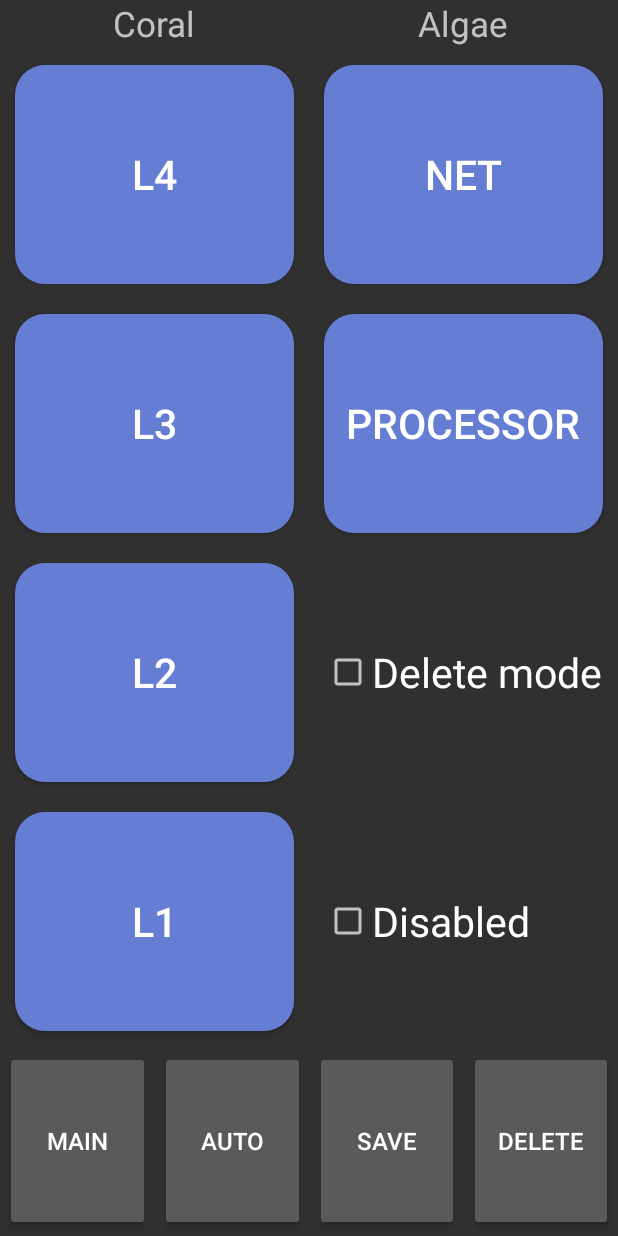
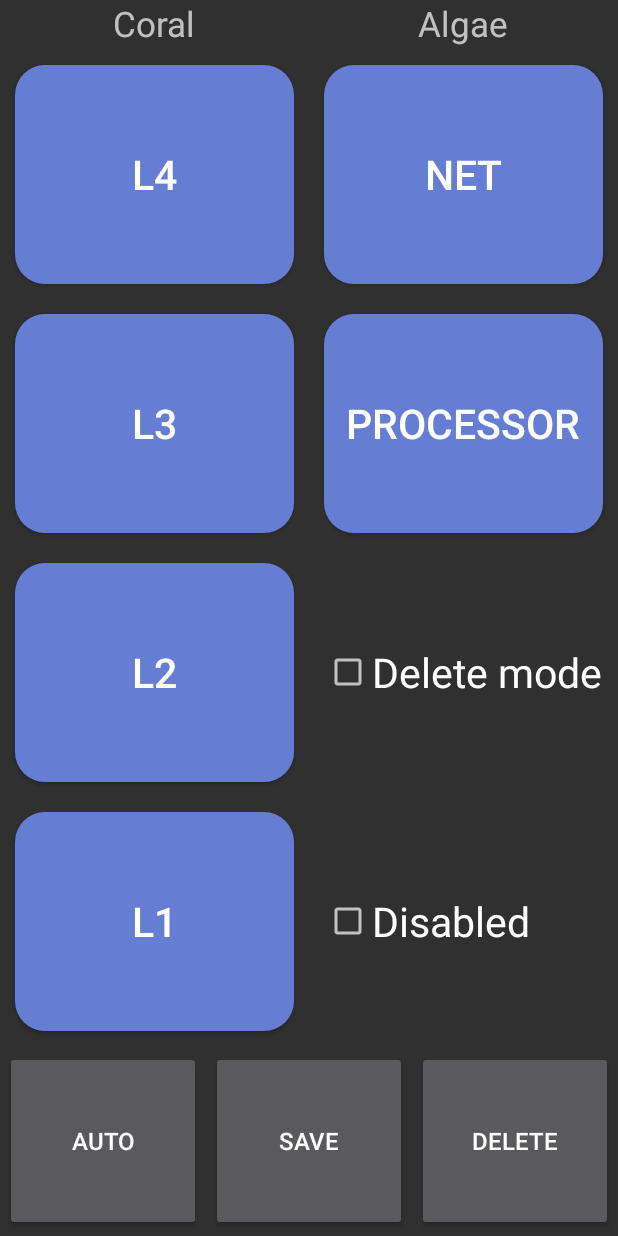
Before and after one commit to FRC4946/2025-Scouting-App, an Android app: the Teleop screen opened directly, with no data from a screen before it, on a phone screen of 412 x 824 dp. Run offline under Robolectric (Android 15) with nearby library versions, the phone set to English and light mode, and no system bars; 9 statements that could not run were skipped.

```diff
--- a/app/src/main/res/layout/teleop.xml
+++ b/app/src/main/res/layout/teleop.xml
@@ -120,14 +120,7 @@
         android:layout_height="match_parent"
         android:orientation="horizontal"
         android:layout_weight="5.5">
-        <Button
-            android:layout_width="match_parent"
-            android:layout_weight="1"
-            android:text="Main"
-            android:layout_margin="3dp"
-            android:textSize="16dp"
-            android:id="@+id/main"
-            android:layout_height="match_parent"/>
+
 
         <Button
             android:layout_width="match_parent"
@@ -147,7 +140,7 @@
             android:text="save"
             android:textSize="16dp" />
         <Button
-            android:id="@+id/exitbutton2"
+            android:id="@+id/main"
             android:layout_width="match_parent"
             android:layout_height="match_parent"
             android:layout_weight="1"
```
